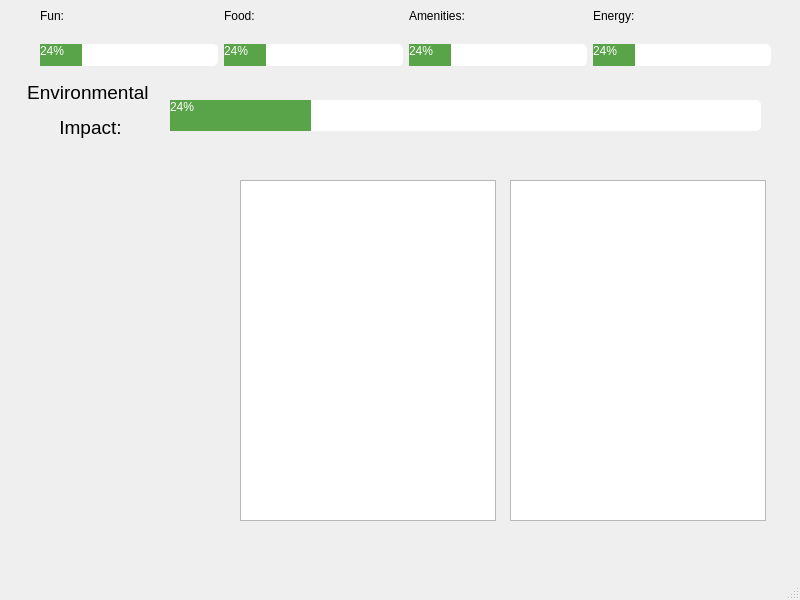
The window that SpaceMonkeys/mainwindow.ui (ishaanrajan/Environmental-Education-App) describes before a commit, drawn with Qt 5.
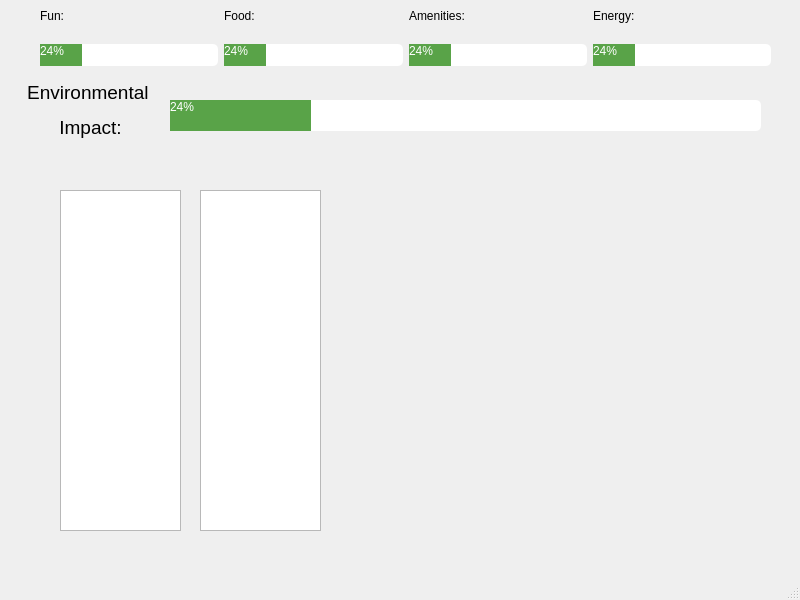
The same window after the commit.

Commit message: drag drop with images

Diff of the .ui file:
```diff
--- a/SpaceMonkeys/mainwindow.ui
+++ b/SpaceMonkeys/mainwindow.ui
@@ -190,22 +190,22 @@
      </item>
     </layout>
    </widget>
-   <widget class="QListView" name="cleanEnergyListView">
+   <widget class="QListWidget" name="selectStructureListWidget">
     <property name="geometry">
      <rect>
-      <x>510</x>
-      <y>180</y>
-      <width>256</width>
+      <x>60</x>
+      <y>190</y>
+      <width>121</width>
       <height>341</height>
      </rect>
     </property>
    </widget>
-   <widget class="QListView" name="dirtyEnergyListView">
+   <widget class="QListWidget" name="structureSpaceListWidget">
     <property name="geometry">
      <rect>
-      <x>240</x>
-      <y>180</y>
-      <width>256</width>
+      <x>200</x>
+      <y>190</y>
+      <width>121</width>
       <height>341</height>
      </rect>
     </property>
```
The commit also changes 2 other files.
